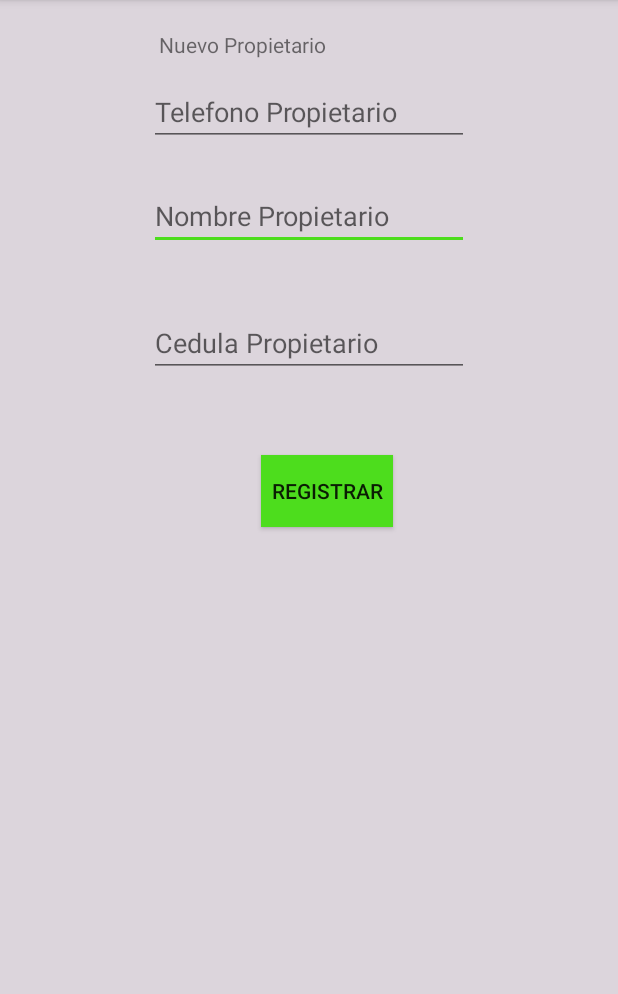
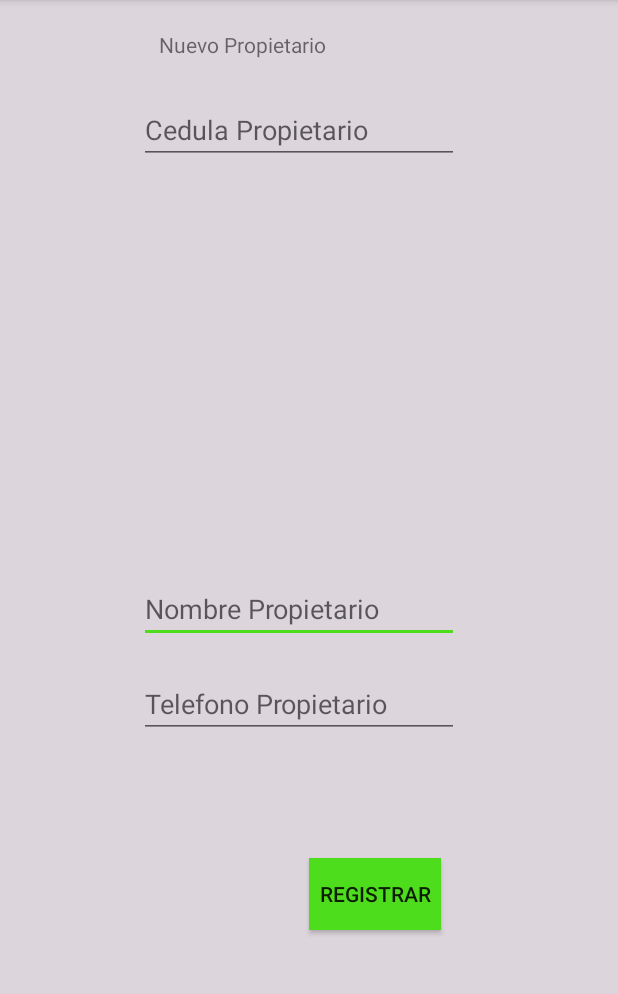
Before and after one commit to Deivisosorio3/MyApplication2, an Android app: the RegistroPropietario screen opened directly, with no data from a screen before it, on a phone screen of 412 x 824 dp, the part 84-1078 px from its top. Run offline under Robolectric (Android 15) with nearby library versions, the phone set to English and light mode, and no system bars.

Commit message:
ya lo acomode

```diff
--- a/app/src/main/res/layout/activity_registro_propietario.xml
+++ b/app/src/main/res/layout/activity_registro_propietario.xml
@@ -22,9 +22,9 @@
         android:inputType="textPersonName"
         tools:layout_editor_absoluteX="97dp"
         tools:layout_editor_absoluteY="97dp"
-        android:layout_marginTop="24dp"
-        android:layout_below="@+id/edt_telefono_propietario"
-        android:layout_alignStart="@+id/edt_telefono_propietario" />
+        android:layout_marginBottom="18dp"
+        android:layout_above="@+id/edt_telefono_propietario"
+        android:layout_alignStart="@+id/edt_cedula_propietario" />
 
     <EditText
         android:id="@+id/edt_cedula_propietario"
@@ -35,9 +35,9 @@
         android:inputType="number"
         tools:layout_editor_absoluteX="97dp"
         tools:layout_editor_absoluteY="40dp"
-        android:layout_marginTop="39dp"
-        android:layout_below="@+id/edt_nombre_propietario"
-        android:layout_alignStart="@+id/edt_nombre_propietario" />
+        android:layout_marginTop="24dp"
+        android:layout_below="@+id/textView"
+        android:layout_alignEnd="@+id/textView" />
 
     <EditText
         android:id="@+id/edt_telefono_propietario"
@@ -48,9 +48,9 @@
         android:inputType="number"
         tools:layout_editor_absoluteX="97dp"
         tools:layout_editor_absoluteY="178dp"
-        android:layout_marginTop="12dp"
-        android:layout_below="@+id/textView"
-        android:layout_centerHorizontal="true" />
+        android:layout_above="@+id/btn_registrar_propietario"
+        android:layout_alignStart="@+id/edt_nombre_propietario"
+        android:layout_marginBottom="80dp" />
 
     <Button
         android:id="@+id/btn_registrar_propietario"
@@ -62,9 +62,9 @@
         android:text="registrar"
         tools:layout_editor_absoluteX="64dp"
         tools:layout_editor_absoluteY="274dp"
-        android:layout_below="@+id/edt_cedula_propietario"
-        android:layout_alignEnd="@+id/textView"
-        android:layout_marginEnd="44dp"
-        android:layout_marginTop="52dp" />
+        android:layout_marginEnd="12dp"
+        android:layout_alignParentBottom="true"
+        android:layout_alignEnd="@+id/edt_cedula_propietario"
+        android:layout_marginBottom="148dp" />
 
 </RelativeLayout>
```
